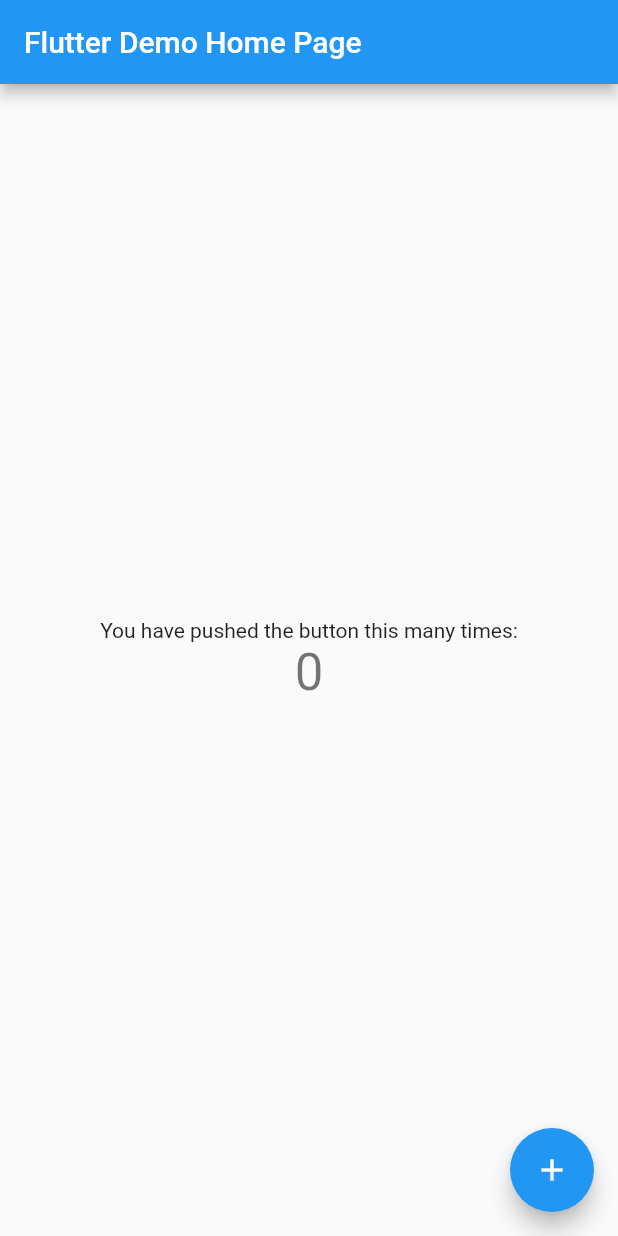
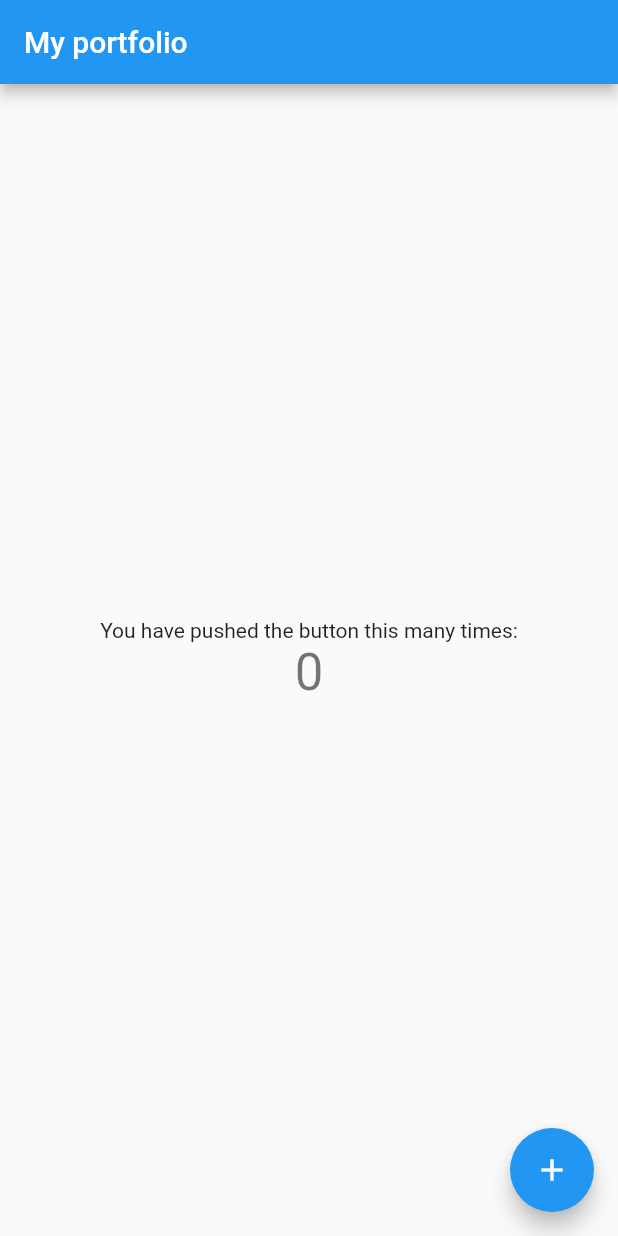
Before and after one commit to RidmiSilva/ridmi_portfolio_web, a Flutter app: the screen it shows after launch, on a phone screen of 412 x 824 dp. Run offline on Flutter 3.47's test engine with Material 2 defaults, Android fonts, the phone set to English and light mode, and no system bars.

Commit message:
Changed the heading (#1)

```diff
--- a/lib/main.dart
+++ b/lib/main.dart
@@ -24,7 +24,7 @@ class MyApp extends StatelessWidget {
         // is not restarted.
         primarySwatch: Colors.blue,
       ),
-      home: const MyHomePage(title: 'Flutter Demo Home Page'),
+      home: const MyHomePage(title: 'My portfolio'),
     );
   }
 }
```
